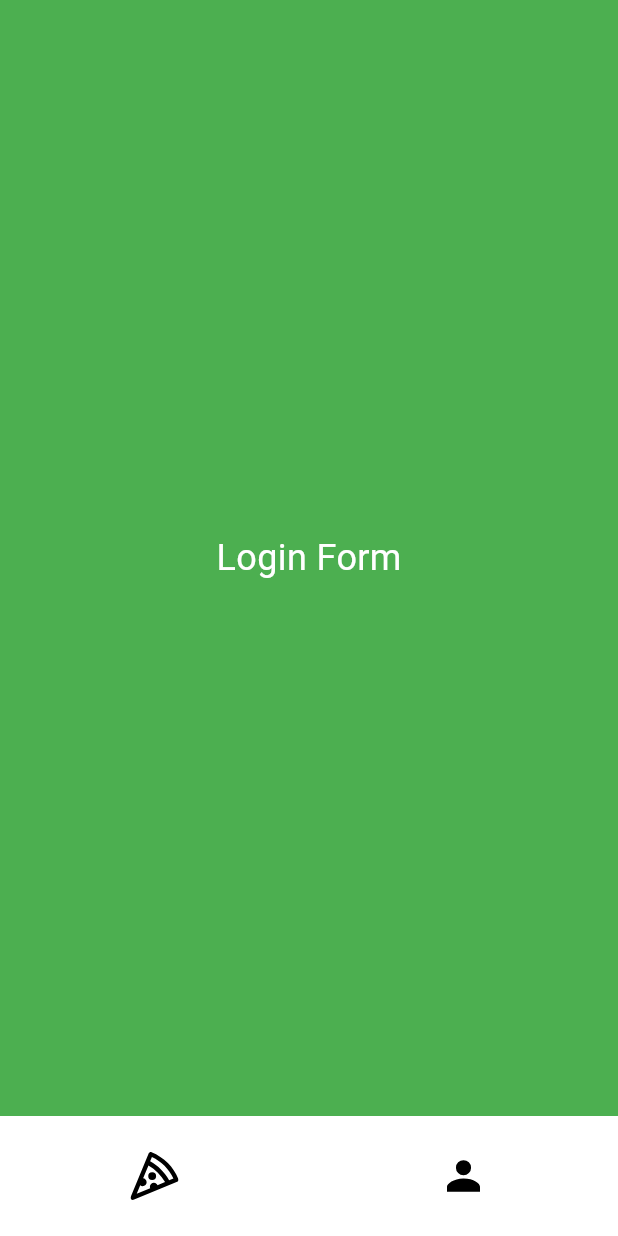
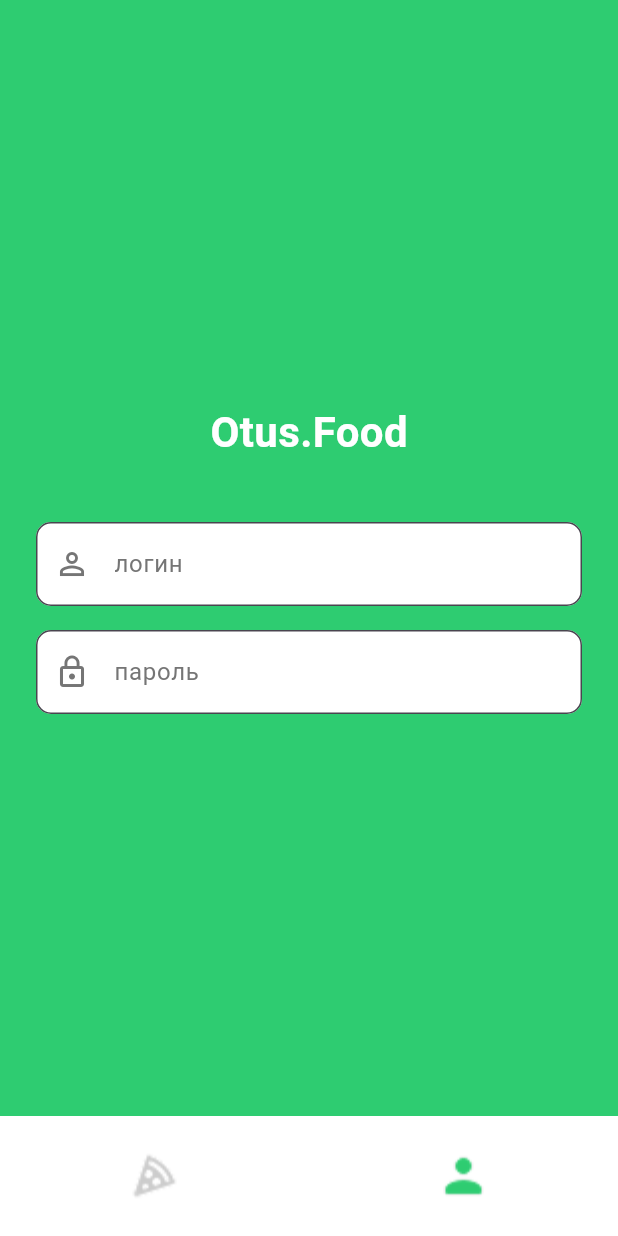
Before and after one commit to ZaharBychkov/Recapp, a Flutter app: the screen it shows after launch, on a phone screen of 412 x 824 dp. Run offline on Flutter 3.47's test engine with Material 3 defaults, Android fonts, the phone set to English and light mode, and no system bars.

Commit message:
Нижняя панель сделана с нужными png

```diff
--- a/lib/login_sceen.dart
+++ b/lib/login_sceen.dart
@@ -1,43 +1,114 @@
 import 'package:flutter/material.dart';
-import '../widgets/svg_icon.dart';
+import '../widgets/png_icon.dart'; // Импортируем новый виджет
 
 class LoginScreen extends StatelessWidget {
-  final formKey = GlobalKey<FormState>(); //Глобальный ключ виджета в дереве
-  final loginController = TextEditingController();//Хранение текста
+  final formKey = GlobalKey<FormState>();
+  final loginController = TextEditingController();
   final passwordController = TextEditingController();
 
   @override
   Widget build(BuildContext context) {
     return Scaffold(
-      body: Container( //body отвечает за основное пространсо экрана, помещаю Container в него
-        color: Colors.green, //Устанавливаю контеинеру зеленый цвет
-          child: const Center(
-            child: Text(
-              'Login Form',
-              style: TextStyle(color: Colors.white, fontSize: 24),
-            ),
+      backgroundColor: Color(0xFF2ECC71),
+
+      //Ниже тело экрана, для размещения всего содержимого
+      body: SafeArea(//Обеспечивает отступы от системных элементов
+        child: Padding(//Добавляет внутренние отступы по сторонам, чтобы контент не прилипал к краям
+          padding: const EdgeInsets.all(24.0),
+          child: Column(//Вертикальный контеинер
+            crossAxisAlignment: CrossAxisAlignment.center,//Выравнивание содержимого по центру
+            mainAxisAlignment: MainAxisAlignment.center,//Вырваниваине содержимого по центру по вертикали (занимает всю высоту)
+            children: [//Заголовок Otus.Food - крупный белый жирный
+              Text(
+                'Otus.Food',
+                    style: TextStyle(
+                      color: Colors.white,
+                      fontSize: 28.0,
+                      fontWeight: FontWeight.bold,//Жирноность
+                    ),
+              ),
+              const SizedBox(height: 40.0),//Отступы между заголовком и полями вода
+
+              Form(//Контейнер для полей ввода, позволяте управлять их состоянием(валидация, сброс)
+                key: formKey,//Привязываю ключ формы, чтобы можно было вызывать validate() или reset()
+                child: Column(
+                  children: [
+                    TextFormField(//Поле ввода логина
+                      controller: loginController,//Привязываем контроллер - он будет хранить текущее значение поля
+                      decoration: InputDecoration(//Создаем внешний вид поля
+
+                        prefixIcon: Icon(Icons.person_outline, color: Colors.grey[600]),//Иконка внутри поля ввода
+
+                        hintText: 'логин',//Подсказака для пользователя где вводить текст
+                        hintStyle: TextStyle(color: Colors.grey[600]),//Цвет текста подсказки
+
+                        fillColor: Colors.white,//Фон поля ввода
+                        filled: true,//Заливаем белый фон
+
+                        //Закругляем углы
+                        border: OutlineInputBorder(
+                          borderRadius: BorderRadius.circular(10.0),
+                        ),
+
+                        focusedBorder: OutlineInputBorder(//Ставим цвет, когда пользователь начнет что - то вводить
+                          borderSide: BorderSide(color: Colors.grey[300]!),
+                          borderRadius: BorderRadius.circular(10.0),
+                        )
+
+                      ),
+                    ),//Закрываем поле ввода логина
+
+                    const SizedBox(height: 16.0),//Создаю отступ между полями
+
+                    TextFormField(//Поле ввода пороля
+                      controller: passwordController,//Контреллер хранит значения поля пароля
+                      obscureText: true,//Маскировка (звездачки вместо текста)
+                      decoration: InputDecoration(//Создаем внешний вид
+
+                        prefixIcon: Icon(Icons.lock_outline, color: Colors.grey[600]),//Иконка замка
+
+                        hintText: 'пароль',// Подсказка для пользователя
+                        hintStyle: TextStyle(color: Colors.grey[600]),
+
+                        fillColor: Colors.white,//Белый фон поля
+                        filled: true,//Включаю заливку
+
+                        border: OutlineInputBorder(//Закругляю угол
+                          borderRadius: BorderRadius.circular(10.0),
+                        ),
+
+                        focusedBorder: OutlineInputBorder(//Убираем тень и границу при фокусе
+                          borderSide: BorderSide(color: Colors.grey[300]!),
+                          borderRadius: BorderRadius.circular(10.0),
+                        )
+
+                      ),
+                    ),
+                  ],
+                ),
+              ),
+            ],
           ),
+        ),
       ),
-      bottomNavigationBar: Container(//Оборачиваю нижнюю панель в контеинер
+      bottomNavigationBar: Container(
         height: 80.0,
         color: Colors.white,
         child: Row(
           children: [
-            Expanded(//Распределяет пространство между "братьями" пропорционально их Flex
-              child: Center(//Внтруи этого пространства центрируем следующию картинку
-                child:SvgIcon(
-                  asset: 'assets/Icons/pizza_icon.svg',
+            Expanded(
+              child: Center(
+                child: PngIcon( // Используем PngIcon вместо SvgIcon
+                  asset: 'assets/Icons/pizza_grey.png', // Изменяем расширение на .png
                   size: 32.0,
-                  color: Colors.black,
                 ),
               ),
             ),
-            Expanded(//Добовляю второй элемент и в этом моменте код делит все пространство на половину т.к. появился второй элемент
+            Expanded(
               child: Center(
-                child: SvgIcon(
-                  asset: 'assets/Icons/person_icon.svg',
+                child: PngIcon( // Используем PngIcon вместо SvgIcon
+                  asset: 'assets/Icons/person_green.png', // Изменяем расширение на .png
                   size: 32.0,
-                  color: Colors.black,
                 ),
               ),
             ),
--- /dev/null
+++ b/lib/widgets/png_icon.dart
@@ -0,0 +1,25 @@
+import 'package:flutter/material.dart';
+
+class PngIcon extends StatelessWidget {
+  final String asset;
+  final double size;
+  final Color? color;
+
+  const PngIcon({
+    super.key,
+    required this.asset,
+    this.size = 24,
+    this.color,
+  });
+
+  @override
+  Widget build(BuildContext context) {
+    return Image.asset(
+      asset,
+      width: size,
+      height: size,
+      color: color,
+      fit: BoxFit.contain,
+    );
+  }
+}
--- a/lib/widgets/svg_icon.dart
+++ /dev/null
@@ -1,27 +0,0 @@
-import 'package:flutter/material.dart';
-import 'package:flutter_svg/flutter_svg.dart';
-
-class SvgIcon extends StatelessWidget {
-  final String asset;
-  final double size;
-  final Color? color;
-
-  const SvgIcon({
-   super.key,
-   required this.asset,
-   this.size = 24,
-   this.color,
-});
-
-  @override
-  Widget build(BuildContext context) {
-    return SvgPicture.asset(
-      asset,
-      width: size,
-      height: size,
-      colorFilter: color != null
-        ? ColorFilter.mode(color!, BlendMode.srcIn)
-          : null,
-    );
-  }
-}
```
Also changed, not shown: pubspec.yaml (+10 -2 lines), assets/Icons/fridge_green.svg (deleted), assets/Icons/fridge_grey.svg (deleted), assets/Icons/heart_green.svg (deleted), assets/Icons/heart_grey.svg (deleted), assets/Icons/lock_grey.png (added), assets/Icons/person_green.svg (deleted), assets/Icons/person_grey.svg (deleted), assets/Icons/person_icon.svg (deleted), assets/Icons/pizza_green.svg (deleted), assets/Icons/pizza_grey.svg (deleted), assets/Icons/pizza_icon.svg (deleted).
